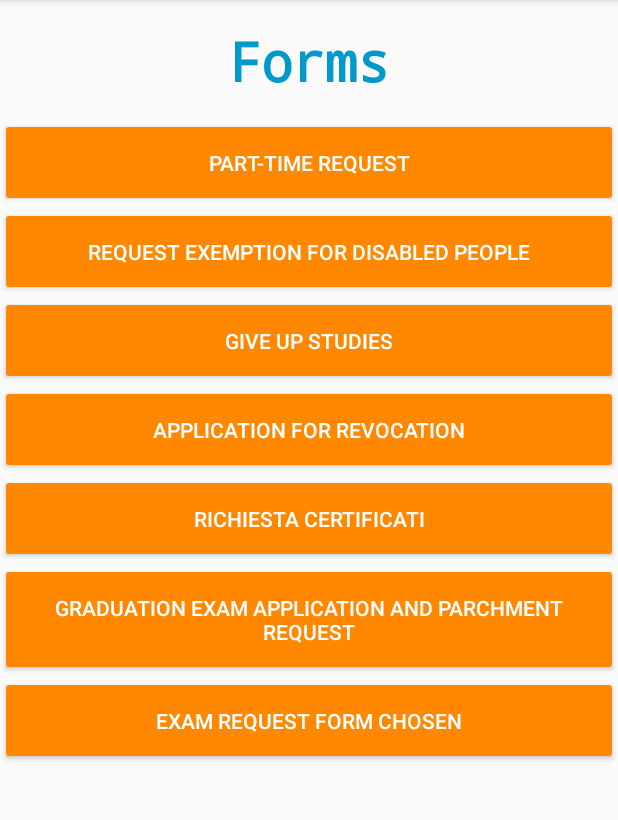
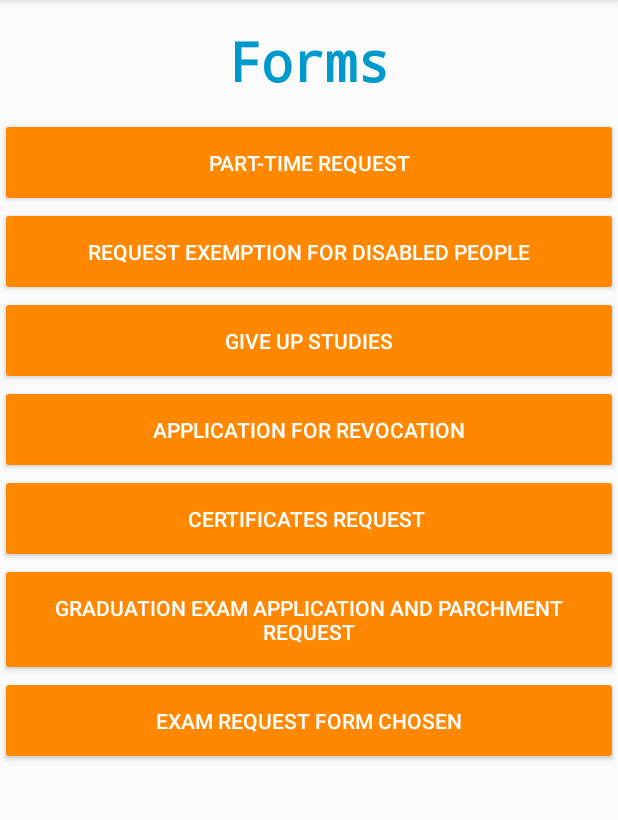
Before and after one commit to Tianhar/IngegneriaUniparthenope, an Android app: the ModulisticaActivity screen opened directly, with no data from a screen before it, on a phone screen of 412 x 824 dp, the part 84-904 px from its top. Run offline under Robolectric (Android 15) with nearby library versions, the phone set to English and light mode, and no system bars.

Commit message:
Tradotte alcune stringhe

```diff
--- a/app/src/main/res/values/strings.xml
+++ b/app/src/main/res/values/strings.xml
@@ -40,7 +40,7 @@
     <string name="exemption_handicap">Request exemption for disabled people</string>
     <string name="rinuncia_studi">give up studies</string>
     <string name="domanda_decadenza">Application for revocation</string>
-    <string name="richiesta_certificati">Richiesta certificati</string>
+    <string name="richiesta_certificati">"Certificates request "</string>
     <string name="domanda_laurea">Graduation exam application</string>
     <string name="esami_scelta">exam request form chosen</string>
     <string name="domand_laurea">graduation exam application and parchment request</string>
```
Also changed, not shown: 1 other file.
